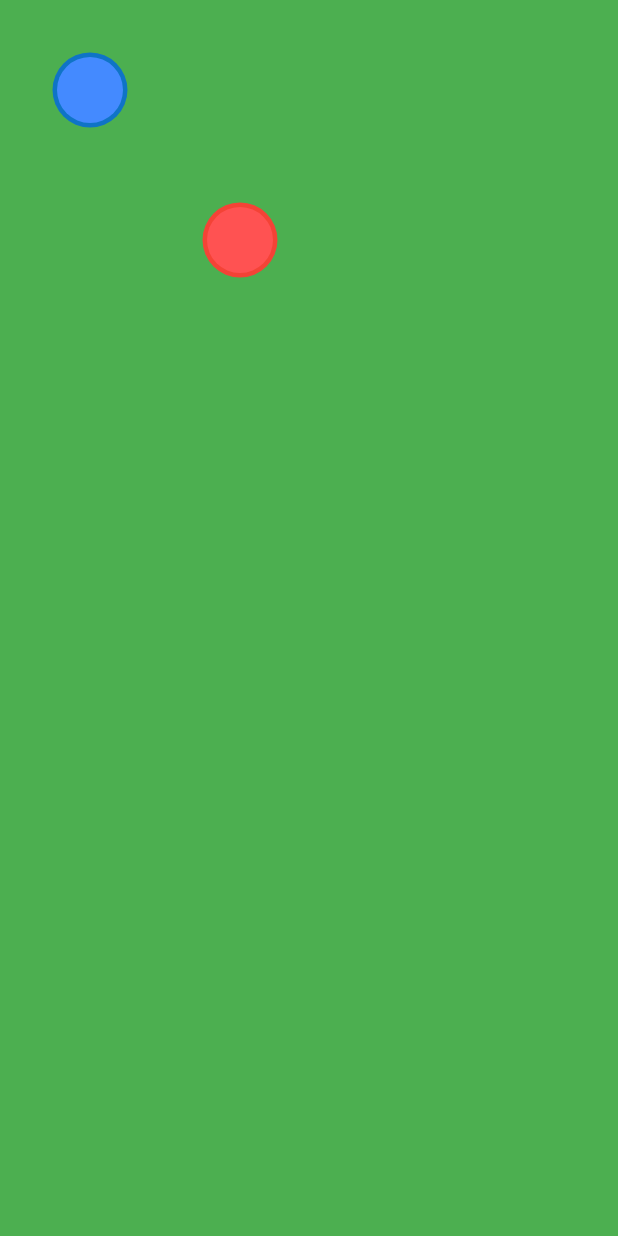
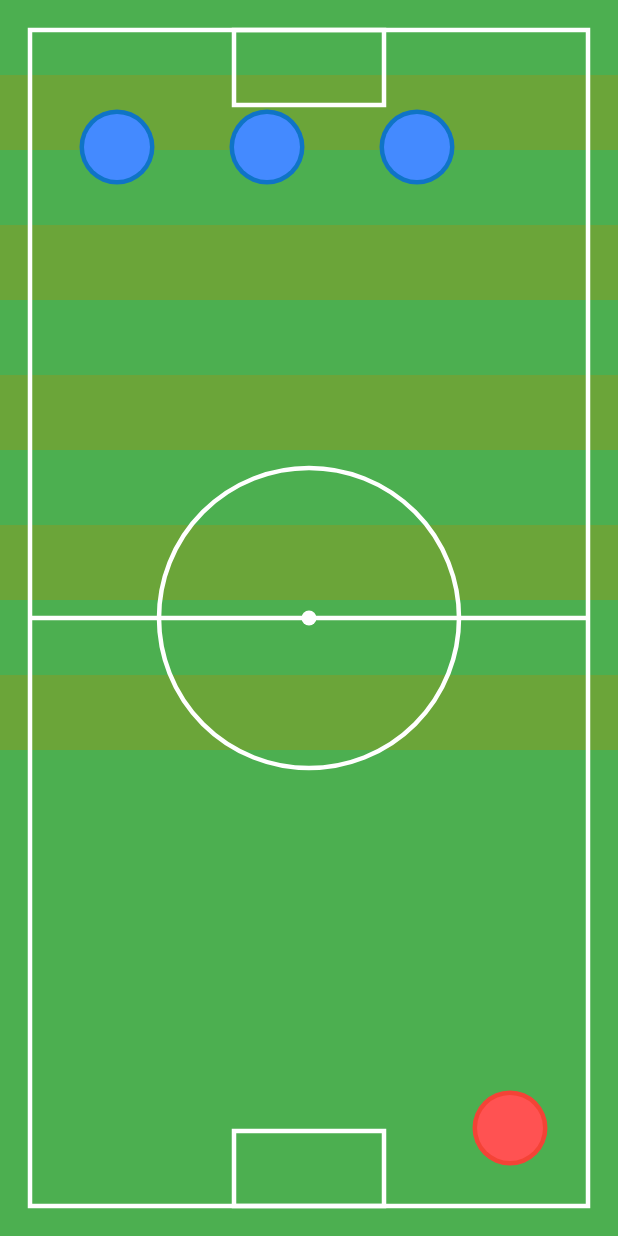
Before and after one commit to donald-88/haptics_app, a Flutter app: the screen it shows after launch, on a phone screen of 412 x 824 dp. Run offline on Flutter 3.47's test engine with Material 2 defaults, Android fonts, the phone set to English and light mode, and no system bars; drawn by our look-alikes of avatar_glow.

Commit message:
drew pitch (canvas)

```diff
--- a/lib/components/pitch.dart
+++ /dev/null
@@ -1,34 +0,0 @@
-import 'package:flutter/material.dart';
-import 'package:haptics_app/components/player.dart';
-
-class PitchSide extends StatefulWidget {
-  const PitchSide({Key? key}) : super(key: key);
-
-  @override
-  State<PitchSide> createState() => _PitchSideState();
-}
-
-class _PitchSideState extends State<PitchSide> {
-  Player playerA = Player(
-    color: const Color.fromARGB(255, 15, 116, 198),
-    borderColor: Colors.blueAccent,
-    initLeft: 0,
-    initTop: 0,
-  );
-
-  Player playerB = Player(
-    color: Colors.red,
-    borderColor: Colors.redAccent,
-    initLeft: 100,
-    initTop: 100,
-  );
-  @override
-  Widget build(BuildContext context) {
-    return Scaffold(
-      backgroundColor: Colors.green,
-      body: Stack(
-        children: [playerA, playerB],
-      ),
-    );
-  }
-}
--- a/lib/components/player.dart
+++ b/lib/components/player.dart
@@ -23,8 +23,8 @@ class _PlayerState extends State<Player> {
   @override
   Widget build(BuildContext context) {
     return Positioned(
-      top: widget.initTop,
-      left: widget.initLeft,
+      top: widget.initTop - 32,
+      left: widget.initLeft - 32,
       child: GestureDetector(
         onPanUpdate: (details) {
           setState(() {
--- a/lib/main.dart
+++ b/lib/main.dart
@@ -1,5 +1,5 @@
 import 'package:flutter/material.dart';
-import 'package:haptics_app/components/pitch.dart';
+import 'package:haptics_app/screens/pitch.dart';
 
 void main() {
   runApp(const HapticsApp());
--- /dev/null
+++ b/lib/screens/pitch.dart
@@ -0,0 +1,68 @@
+import 'package:flutter/material.dart';
+import 'package:haptics_app/components/pitchPainter.dart';
+import 'package:haptics_app/components/player.dart';
+
+class PitchSide extends StatefulWidget {
+  const PitchSide({Key? key}) : super(key: key);
+
+  @override
+  State<PitchSide> createState() => _PitchSideState();
+}
+
+class _PitchSideState extends State<PitchSide> {
+  @override
+  Widget build(BuildContext context) {
+    double width = MediaQuery.of(context).size.width;
+    double height = MediaQuery.of(context).size.height;
+
+    Player playerA = Player(
+      color: const Color.fromARGB(255, 15, 116, 198),
+      borderColor: Colors.blueAccent,
+      initLeft: 50,
+      initTop: 70,
+    );
+
+    Player playerA2 = Player(
+      color: const Color.fromARGB(255, 15, 116, 198),
+      borderColor: Colors.blueAccent,
+      initLeft: 150,
+      initTop: 70,
+    );
+
+    Player playerA3 = Player(
+      color: const Color.fromARGB(255, 15, 116, 198),
+      borderColor: Colors.blueAccent,
+      initLeft: 250,
+      initTop: 70,
+    );
+
+    Player playerB = Player(
+      color: Colors.red,
+      borderColor: Colors.redAccent,
+      initLeft: width - 100,
+      initTop: height - 100,
+    );
+
+    return SafeArea(
+      child: SizedBox(
+        height: height,
+        width: width,
+        child: Stack(
+          fit: StackFit.expand,
+          children: [
+            Container(
+              color: Colors.green,
+              height: height - 50,
+              width: width - 50,
+              child: CustomPaint(painter: PitchPainter()),
+            ),
+            playerA,
+            playerA2,
+            playerA3,
+            playerB
+          ],
+        ),
+      ),
+    );
+  }
+}
```
Also changed, not shown: lib/components/pitchPainter.dart (added, +53 -0 lines).
